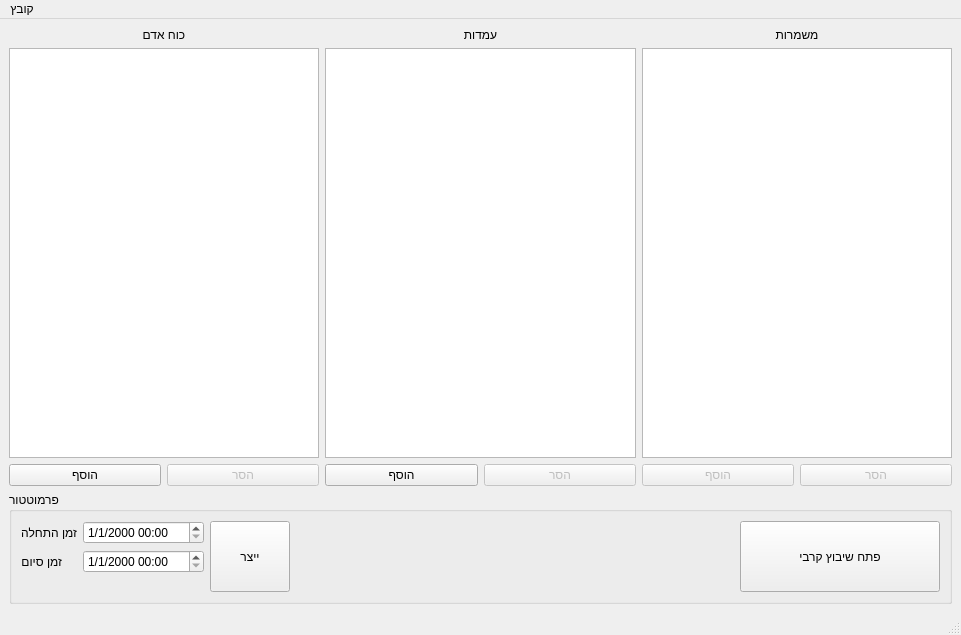
Before: the Qt Designer form Ui/ShavzakWindow.ui in omertal88/shavzak, drawn with Qt 5.
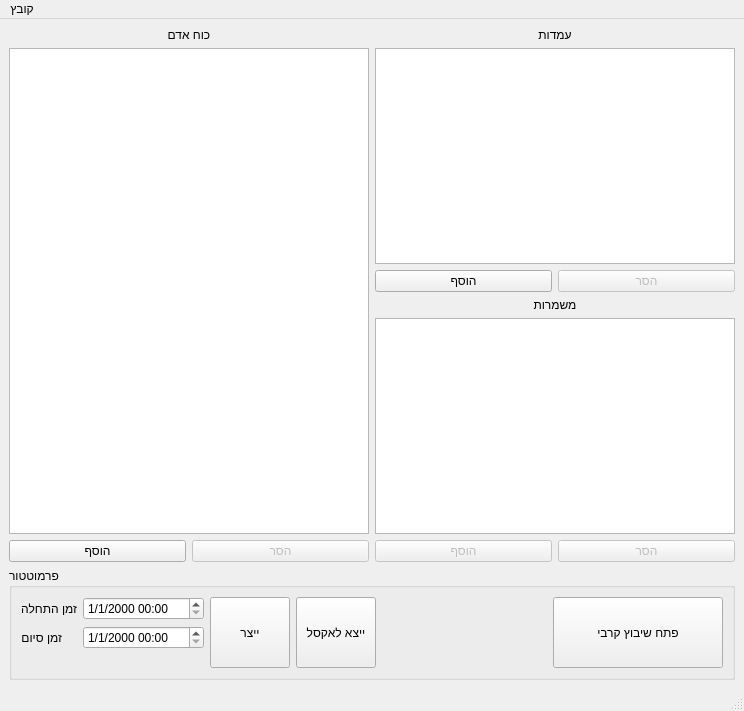
After: the same form once the commit is applied.

```diff
--- a/Ui/ShavzakWindow.ui
+++ b/Ui/ShavzakWindow.ui
@@ -6,8 +6,8 @@
    <rect>
     <x>0</x>
     <y>0</y>
-    <width>961</width>
-    <height>635</height>
+    <width>744</width>
+    <height>711</height>
    </rect>
   </property>
   <property name="windowTitle">
@@ -120,10 +120,6 @@
           </item>
          </layout>
         </item>
-       </layout>
-      </item>
-      <item>
-       <layout class="QVBoxLayout" name="verticalLayout_3">
         <item>
          <widget class="QLabel" name="label_3">
           <property name="text">
@@ -243,6 +239,19 @@
            </property>
           </widget>
          </item>
+         <item>
+          <widget class="QPushButton" name="pushButton_2">
+           <property name="sizePolicy">
+            <sizepolicy hsizetype="Minimum" vsizetype="Preferred">
+             <horstretch>0</horstretch>
+             <verstretch>0</verstretch>
+            </sizepolicy>
+           </property>
+           <property name="text">
+            <string>ייצא לאקסל</string>
+           </property>
+          </widget>
+         </item>
         </layout>
        </item>
        <item>
@@ -287,7 +296,7 @@
     <rect>
      <x>0</x>
      <y>0</y>
-     <width>961</width>
+     <width>744</width>
      <height>23</height>
     </rect>
    </property>
```
Left out of the diff: 86 changed lines with no effect on the pictures.
